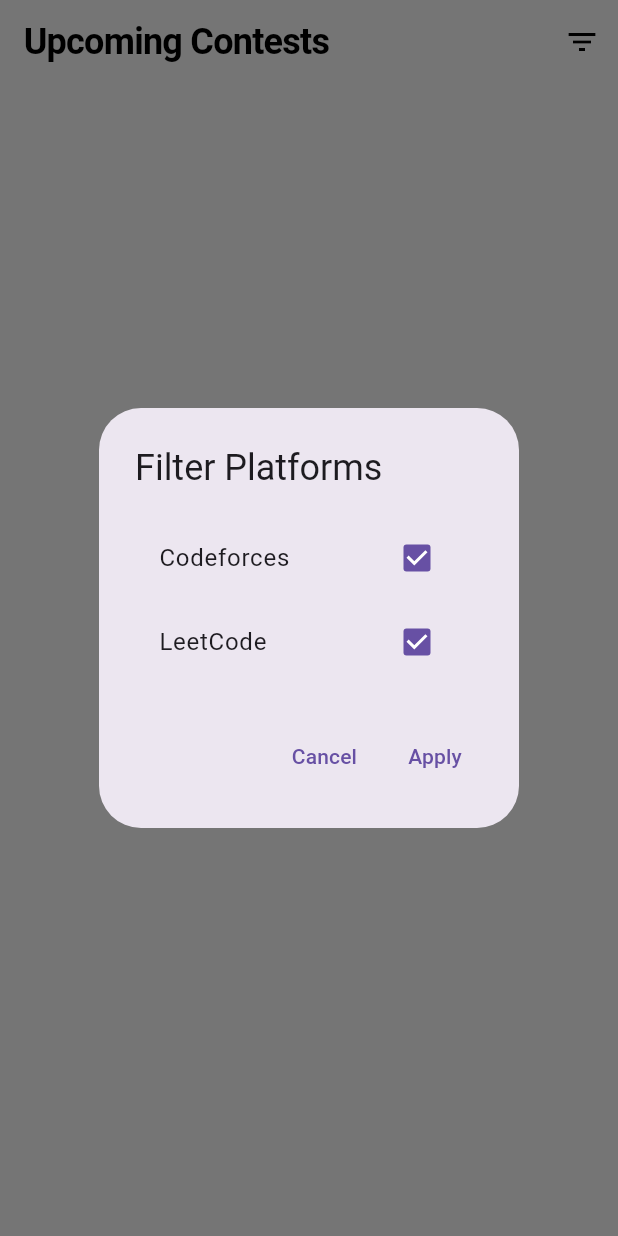
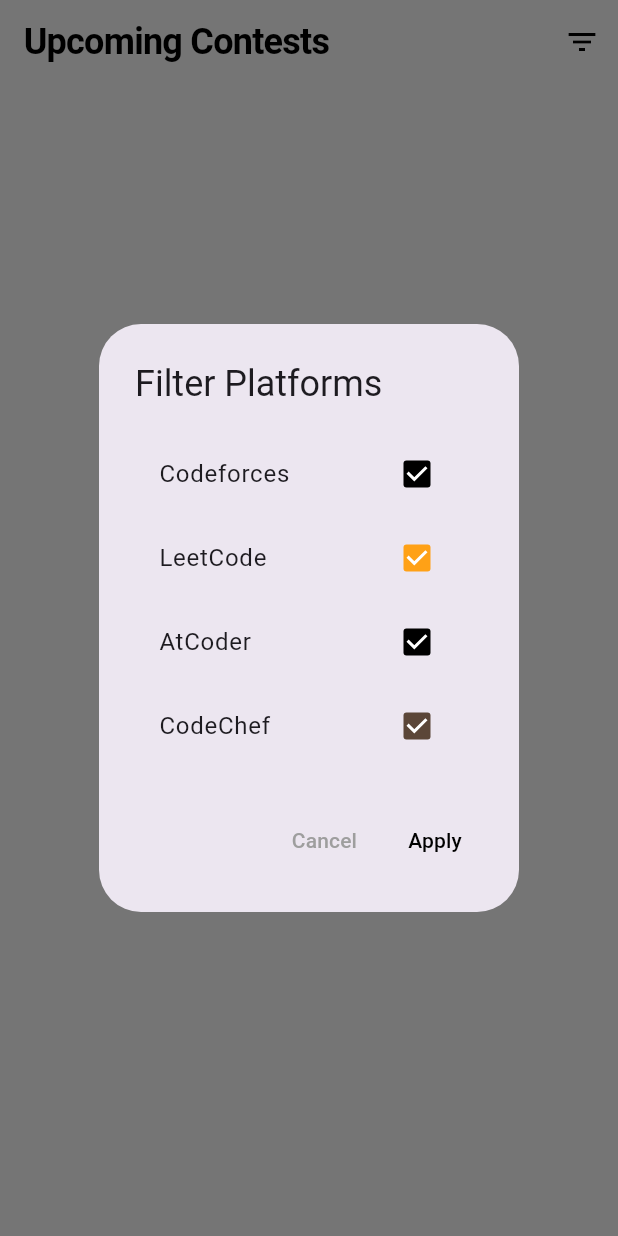
Before and after one commit to happybear-21/cp-arena, a Flutter app: the screen it shows after launch, after a tap on the "filter list" icon, on a phone screen of 412 x 824 dp. Run offline on Flutter 3.47's test engine with Material 3 defaults, Android fonts, the phone set to English and light mode, and no system bars; network calls fail.

Commit message:
added: codechef and atcoder api

```diff
--- a/lib/pages/home_page.dart
+++ b/lib/pages/home_page.dart
@@ -39,7 +39,12 @@ class _HomePageState extends State<HomePage> {
   List<Contest> upcomingContests = [];
   bool isLoading = true;
   String? error;
-  Set<String> selectedPlatforms = {'Codeforces', 'LeetCode'};
+  Set<String> selectedPlatforms = {
+    'Codeforces',
+    'LeetCode',
+    'AtCoder',
+    'CodeChef',
+  };
 
   @override
   void initState() {
@@ -62,6 +67,12 @@ class _HomePageState extends State<HomePage> {
       }
       if (selectedPlatforms.contains('LeetCode')) {
         allContests.addAll(await fetchLeetCodeContests());
+      }
+      if (selectedPlatforms.contains('AtCoder')) {
+        allContests.addAll(await fetchAtCoderContests());
+      }
+      if (selectedPlatforms.contains('CodeChef')) {
+        allContests.addAll(await fetchCodeChefContests());
       }
 
       // Sort by start time
@@ -105,7 +116,6 @@ class _HomePageState extends State<HomePage> {
 
   Future<List<Contest>> fetchLeetCodeContests() async {
     try {
-      // Using LeetCode's GraphQL endpoint
       final response = await http.post(
         Uri.parse('https://leetcode.com/graphql'),
         headers: {'Content-Type': 'application/json'},
@@ -141,10 +151,55 @@ class _HomePageState extends State<HomePage> {
     return [];
   }
 
+  Future<List<Contest>> fetchAtCoderContests() async {
+    try {
+      final response = await http.get(
+        Uri.parse('https://contest-hive.vercel.app/api/atcoder'),
+      );
+
+      if (response.statusCode == 200) {
+        final data = json.decode(response.body);
+        if (data['ok'] == true && data['data'] != null) {
+          final List contests = data['data'];
+          return contests
+              .map((c) => Contest.fromContestHiveJson(c, 'AtCoder'))
+              .toList();
+        }
+      }
+    } catch (e) {
+      debugPrint('AtCoder fetch error: $e');
+    }
+    return [];
+  }
+
+  Future<List<Contest>> fetchCodeChefContests() async {
+    try {
+      final response = await http.get(
+        Uri.parse('https://contest-hive.vercel.app/api/codechef'),
+      );
+
+      if (response.statusCode == 200) {
+        final data = json.decode(response.body);
+        if (data['ok'] == true && data['data'] != null) {
+          final List contests = data['data'];
+          return contests
+              .map((c) => Contest.fromContestHiveJson(c, 'CodeChef'))
+              .toList();
+        }
+      }
+    } catch (e) {
+      debugPrint('CodeChef fetch error: $e');
+    }
+    return [];
+  }
+
   String formatDuration(int seconds) {
     final hours = seconds ~/ 3600;
     final minutes = (seconds % 3600) ~/ 60;
+    if (hours > 0) {
       return '${hours}h ${minutes}m';
+    }
+    return '${minutes}m';
   }
 
   String formatTimeUntil(int seconds) {
@@ -152,7 +207,10 @@ class _HomePageState extends State<HomePage> {
     if (duration.inDays > 0) {
       return '${duration.inDays}d ${duration.inHours % 24}h';
     }
+    if (duration.inHours > 0) {
       return '${duration.inHours}h ${duration.inMinutes % 60}m';
+    }
+    return '${duration.inMinutes}m';
   }
 
   void _showFilterDialog() {
@@ -169,6 +227,7 @@ class _HomePageState extends State<HomePage> {
                       CheckboxListTile(
                         title: const Text('Codeforces'),
                         value: selectedPlatforms.contains('Codeforces'),
+                        activeColor: Colors.black,
                         onChanged: (bool? value) {
                           setDialogState(() {
                             if (value == true) {
@@ -182,6 +241,7 @@ class _HomePageState extends State<HomePage> {
                       CheckboxListTile(
                         title: const Text('LeetCode'),
                         value: selectedPlatforms.contains('LeetCode'),
+                        activeColor: const Color(0xFFFFA116),
                         onChanged: (bool? value) {
                           setDialogState(() {
                             if (value == true) {
@@ -192,20 +252,54 @@ class _HomePageState extends State<HomePage> {
                           });
                         },
                       ),
+                      CheckboxListTile(
+                        title: const Text('AtCoder'),
+                        value: selectedPlatforms.contains('AtCoder'),
+                        activeColor: const Color(0xFF000000),
+                        onChanged: (bool? value) {
+                          setDialogState(() {
+                            if (value == true) {
+                              selectedPlatforms.add('AtCoder');
+                            } else {
+                              selectedPlatforms.remove('AtCoder');
+                            }
+                          });
+                        },
+                      ),
+                      CheckboxListTile(
+                        title: const Text('CodeChef'),
+                        value: selectedPlatforms.contains('CodeChef'),
+                        activeColor: const Color(0xFF5B4638),
+                        onChanged: (bool? value) {
+                          setDialogState(() {
+                            if (value == true) {
+                              selectedPlatforms.add('CodeChef');
+                            } else {
+                              selectedPlatforms.remove('CodeChef');
+                            }
+                          });
+                        },
+                      ),
                     ],
                   ),
             ),
             actions: [
               TextButton(
                 onPressed: () => Navigator.pop(context),
-                child: const Text('Cancel'),
+                child: const Text(
+                  'Cancel',
+                  style: TextStyle(color: Colors.grey),
+                ),
               ),
               TextButton(
                 onPressed: () {
                   Navigator.pop(context);
                   fetchContests();
                 },
-                child: const Text('Apply'),
+                child: const Text(
+                  'Apply',
+                  style: TextStyle(color: Colors.black),
+                ),
               ),
             ],
           ),
@@ -309,6 +403,10 @@ class ContestCard extends StatelessWidget {
         return Colors.black;
       case 'leetcode':
         return const Color(0xFFFFA116);
+      case 'atcoder':
+        return const Color(0xFF000000);
+      case 'codechef':
+        return const Color(0xFF5B4638);
       default:
         return Colors.grey;
     }
@@ -354,12 +452,15 @@ class ContestCard extends StatelessWidget {
                 ),
                 if (contest.type != null) ...[
                   const SizedBox(width: 8),
-                  Text(
+                  Expanded(
+                    child: Text(
                       contest.type!,
                       style: TextStyle(
                         color: Colors.grey.shade600,
                         fontSize: 12,
                         fontWeight: FontWeight.w500,
+                      ),
+                      overflow: TextOverflow.ellipsis,
                     ),
                   ),
                 ],
@@ -478,7 +579,26 @@ class Contest {
       name: json['title'],
       type: null,
       platform: 'LeetCode',
-      durationSeconds: json['duration'] ?? 5400, // Default 90 minutes
+      durationSeconds: json['duration'] ?? 5400,
+      startTimeSeconds: startTime,
+      relativeTimeSeconds: startTime - now,
+    );
+  }
+
+  factory Contest.fromContestHiveJson(
+    Map<String, dynamic> json,
+    String platform,
+  ) {
+    final startTime =
+        DateTime.parse(json['startTime']).millisecondsSinceEpoch ~/ 1000;
+    final now = DateTime.now().millisecondsSinceEpoch ~/ 1000;
+
+    return Contest(
+      id: json['url'].hashCode,
+      name: json['title'],
+      type: null,
+      platform: platform,
+      durationSeconds: json['duration'] ?? 0,
       startTimeSeconds: startTime,
       relativeTimeSeconds: startTime - now,
     );
```
Lines whose indentation alone changed are shown as unchanged.
